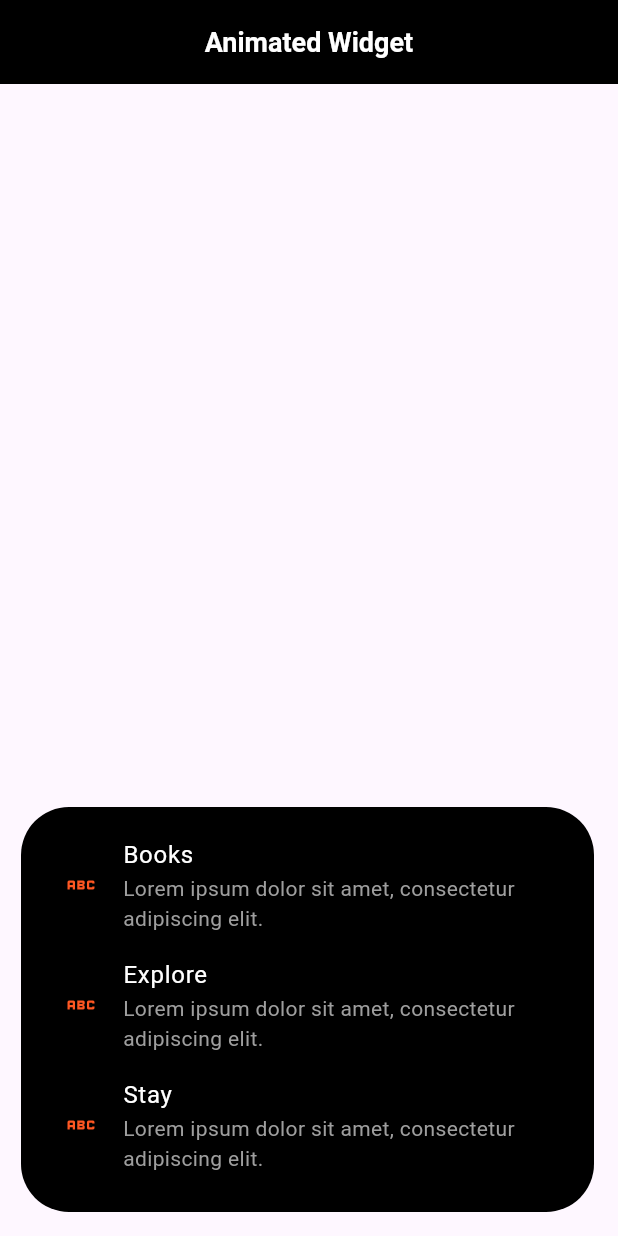
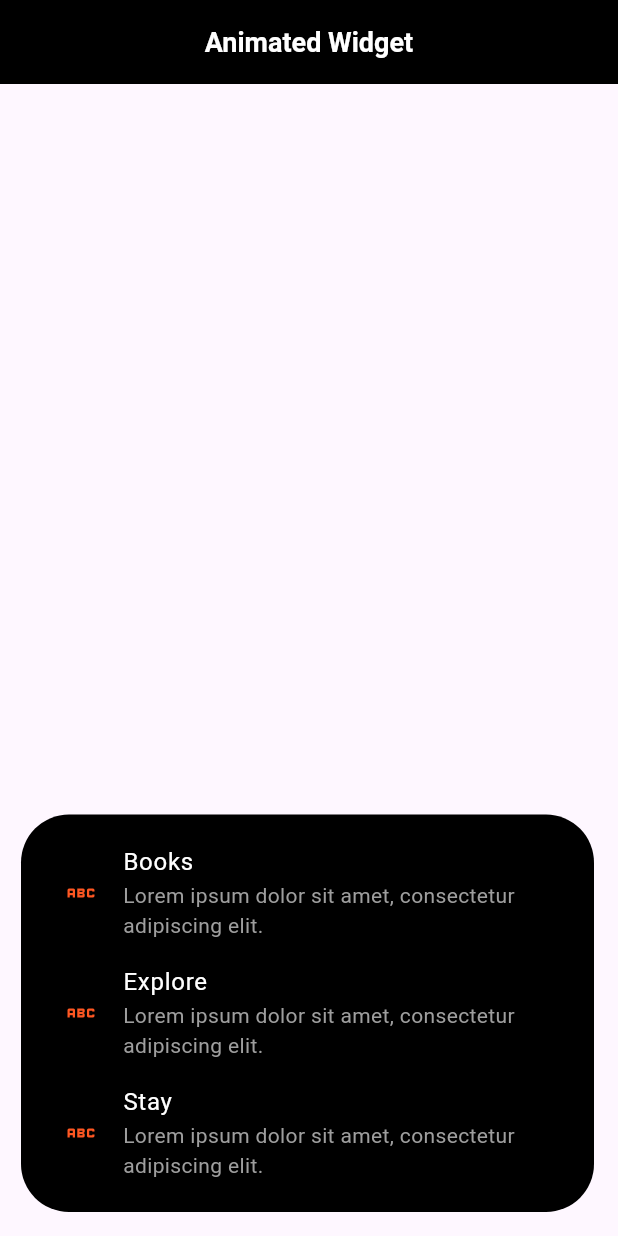
Before and after one commit to itsAbhishekV/AnimationSnippets-Flutter, a Flutter app: the screen it shows after launch, after a tap on the "add" icon, on a phone screen of 412 x 824 dp. Run offline on Flutter 3.47's test engine with Material 3 defaults, Android fonts, the light colour scheme and no system bars.

Commit message:
minor fix

```diff
--- a/lib/feature/screens/home_screen.dart
+++ b/lib/feature/screens/home_screen.dart
@@ -39,9 +39,10 @@ class _HomeScreenState extends State<HomeScreen> {
       floatingActionButton: Padding(
         padding: const EdgeInsets.only(left: 30.0),
         child: AnimatedContainer(
-          duration: const Duration(milliseconds: 300),
-          width: _expanded ? MediaQuery.of(context).size.width - 30 : 64,
-          height: _expanded ? 270 : 64,
+          duration: const Duration(milliseconds: 340),
+          curve: Curves.easeInOut,
+          width: _expanded ? MediaQuery.of(context).size.width : 64,
+          height: _expanded ? 265 : 64,
           decoration: BoxDecoration(
             color: Colors.black,
             borderRadius: BorderRadius.circular(32),
@@ -56,10 +57,15 @@ class _HomeScreenState extends State<HomeScreen> {
                       children: [
                         ...["Books", "Explore", "Stay"].map((text) {
                           return OpenContainer(
-                              openColor: Colors.black,
+                              transitionDuration:
+                                  const Duration(milliseconds: 500),
                               closedColor: Colors.black,
+                              closedShape: const RoundedRectangleBorder(
+                                  borderRadius:
+                                      BorderRadius.all(Radius.circular(20))),
                               closedBuilder: (_, open) {
-                                return ListTile(
+                                return Expanded(
+                                  child: ListTile(
                                     onTap: () {
                                       open();
                                       print('clicked $text');
@@ -70,11 +76,13 @@ class _HomeScreenState extends State<HomeScreen> {
                                     ),
                                     title: Text(
                                       text,
-                                    style: const TextStyle(color: Colors.white),
+                                      style:
+                                          const TextStyle(color: Colors.white),
                                     ),
                                     subtitle: const Text(
                                       'Lorem ipsum dolor sit amet, consectetur adipiscing elit.',
                                       style: TextStyle(color: Colors.grey),
+                                    ),
                                   ),
                                 );
                               },
```
Lines whose indentation alone changed are shown as unchanged.
